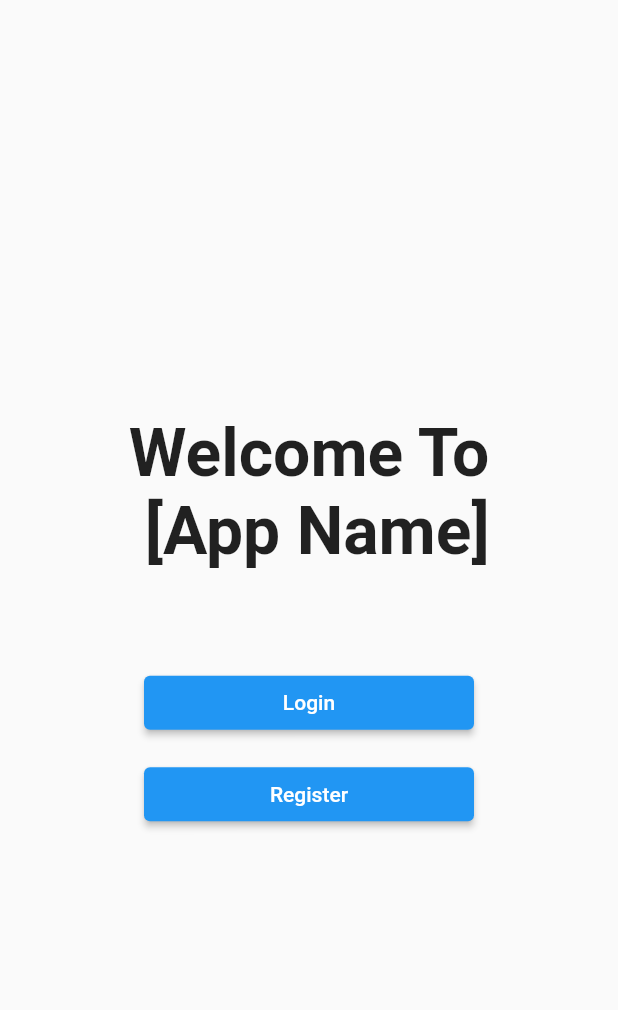
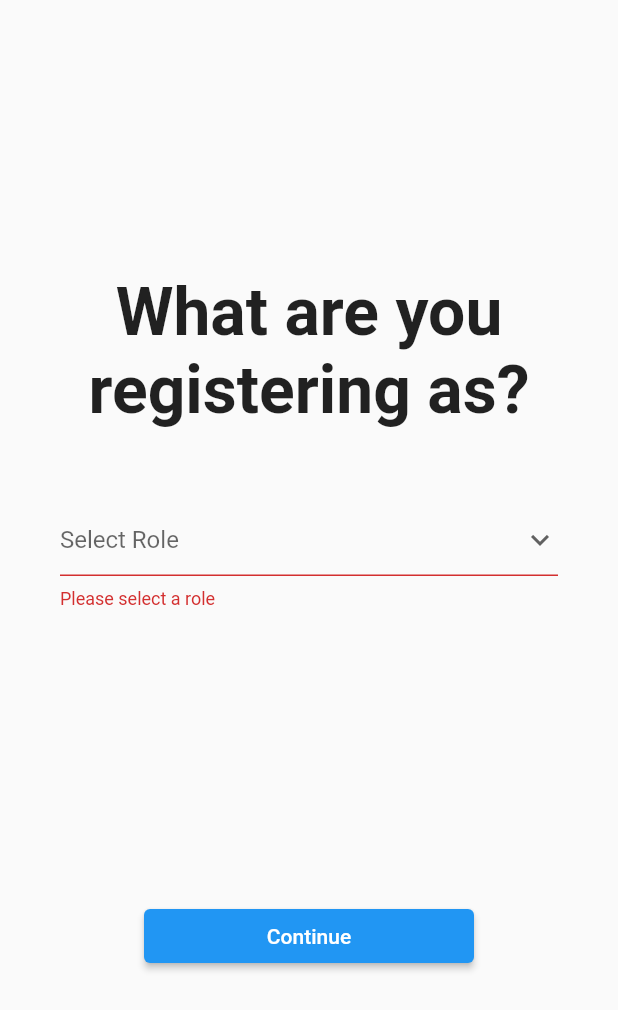
Before and after one commit to BantengSerem/skripsiii, a Flutter app: the screen it shows after launch, after a tap on "Register", on a phone screen of 412 x 824 dp. Shown: the top 1010 px of the screen. Run offline on Flutter 3.47's test engine with Material 2 defaults, Android fonts, the phone set to English and light mode, and no system bars; our stand-ins replace cloud_firestore, email_validator, firebase_auth, firebase_core, firebase_storage, get and 6 more; missing offline and left inert: dart:ffi; accounts and stored records are empty.

Commit message:
Register UI
Add register UI without validation and backend

```diff
--- a/lib/constants/route.dart
+++ b/lib/constants/route.dart
@@ -1,3 +1,5 @@
 const loginRoute = '/login/';
 const homeRoute = '/home/';
 const welcomeRoute = '/welcome/';
+const registerRoute = '/register/';
+const registerInfoRoute = '/register-info/';
--- a/lib/main.dart
+++ b/lib/main.dart
@@ -8,6 +8,8 @@ import 'package:skripsiii/constants/route.dart';
 import 'package:skripsiii/transition/slideFadeTransition.dart';
 import 'package:skripsiii/view/homePage.dart';
 import 'package:skripsiii/view/loginPage.dart';
+import 'package:skripsiii/view/registerPage.dart';
+import 'package:skripsiii/view/registerInfoMemberPage.dart';
 import 'package:skripsiii/view/welcomePage.dart';
 
 Future<void> main() async {
@@ -34,11 +36,13 @@ class MyApp extends StatelessWidget {
       theme: ThemeData(
         primarySwatch: Colors.blue,
       ),
-      initialRoute: getCurrentUser() != null ? homeRoute : welcomeRoute,
+      home: WelcomePage(),
+      // initialRoute: getCurrentUser() != null ? homeRoute : welcomeRoute,
       routes: {
         welcomeRoute: (context) => const WelcomePage(),
         loginRoute: (context) => const LoginPage(),
         homeRoute: (context) => HomePage(),
+        registerRoute: (context) => RegisterPage(),
       },
       initialBinding: HomeBinding(),
     );
--- a/lib/view/loginPage.dart
+++ b/lib/view/loginPage.dart
@@ -92,7 +92,6 @@ class _LoginPageState extends State<LoginPage> {
           FocusScope.of(context).unfocus();
         },
         child: Scaffold(
-          backgroundColor: Colors.red,
           body: Center(
             child: Obx(
               () {
@@ -223,7 +222,7 @@ class _LoginPageState extends State<LoginPage> {
                         },
                         icon: const Icon(Icons.abc_rounded),
                         label: const Text(
-                          'Sing in with Google',
+                          'Sign in with Google',
                           style: TextStyle(
                             color: Colors.black,
                           ),
--- /dev/null
+++ b/lib/view/registerPage.dart
@@ -0,0 +1,122 @@
+import 'package:flutter/material.dart';
+import 'package:flutter/src/widgets/framework.dart';
+import 'package:flutter/src/widgets/placeholder.dart';
+import 'package:get/get.dart';
+import 'package:loading_animation_widget/loading_animation_widget.dart';
+import 'package:skripsiii/controller/loginController.dart';
+import 'package:skripsiii/transition/slideFadeTransition.dart';
+import 'package:skripsiii/view/registerInfoMemberPage.dart';
+import 'package:skripsiii/view/registerInfoShopPage.dart';
+import 'dart:developer' as devtools show log;
+
+import 'package:skripsiii/widget/button36x220.dart';
+
+class RegisterPage extends StatefulWidget {
+  const RegisterPage({super.key});
+
+  @override
+  State<RegisterPage> createState() => _RegisterPageState();
+}
+
+class _RegisterPageState extends State<RegisterPage> {
+  final _formKey = GlobalKey<FormState>();
+  final LoginController loginController = Get.find<LoginController>();
+
+  final List<String> option = ['Member', 'Shop'];
+  String? dropDownValue;
+  String? role;
+  // String? dropDownValue;
+
+  // setOption() {
+  //   dropDownValue = option.first;
+  // }
+
+  @override
+  Widget build(BuildContext context) {
+    return SafeArea(
+      child: GestureDetector(
+        onTap: () {
+          FocusScope.of(context).unfocus();
+        },
+        child: Scaffold(
+          body: Center(
+            child: Form(
+              key: _formKey,
+              autovalidateMode: AutovalidateMode.always,
+              child: Padding(
+                padding: const EdgeInsets.symmetric(horizontal: 40.0),
+                child: Column(
+                  mainAxisAlignment: MainAxisAlignment.center,
+                  children: [
+                    const Text(
+                      'What are you registering as?',
+                      style: TextStyle(
+                        fontWeight: FontWeight.bold,
+                        fontSize: 44,
+                      ),
+                      textAlign: TextAlign.center,
+                    ),
+                    const SizedBox(
+                      height: 50,
+                    ),
+                    DropdownButtonFormField(
+                      decoration:
+                          const InputDecoration(hintText: 'Select Role'),
+                      value: dropDownValue,
+                      icon: const Icon(Icons.expand_more),
+                      elevation: 16,
+                      items:
+                          option.map<DropdownMenuItem<String>>((String value) {
+                        return DropdownMenuItem<String>(
+                          value: value,
+                          child: Text(value),
+                        );
+                      }).toList(),
+                      onChanged: (String? value) {
+                        // This is called when the user selects an item.
+                        setState(() {
+                          dropDownValue = value!;
+                        });
+                        devtools.log(value.toString());
+                      },
+                      onSaved: (newValue) => role = newValue,
+                      validator: (value) =>
+                          value != null ? null : 'Please select a role',
+                    ),
+                    SizedBox(
+                      height: 200,
+                    ),
+                    Button36x220(
+                      text: 'Continue',
+                      func: () {
+                        final form = _formKey.currentState;
+
+                        if (form!.validate()) {
+                          form.save();
+
+                          if (role == 'Member') {
+                            Navigator.of(context).push(
+                              SlideFadeTransition(
+                                child: const RegisterInfoMemberPage(),
+                              ),
+                            );
+                          } else {
+                            Navigator.of(context).push(
+                              SlideFadeTransition(
+                                child: const RegisterInfoShopPage(),
+                              ),
+                            );
+                          }
+                        }
+                      },
+                    )
+                  ],
+                ),
+              ),
+            ),
+          ),
+        ),
+      ),
+    );
+  }
+}
--- a/lib/view/welcomePage.dart
+++ b/lib/view/welcomePage.dart
@@ -4,6 +4,7 @@ import 'package:flutter/src/widgets/placeholder.dart';
 import 'package:skripsiii/constants/route.dart';
 import 'package:skripsiii/transition/slideFadeTransition.dart';
 import 'package:skripsiii/view/loginPage.dart';
+import 'package:skripsiii/view/registerPage.dart';
 import 'package:skripsiii/widget/button36x220.dart';
 
 class WelcomePage extends StatelessWidget {
@@ -43,10 +44,12 @@ class WelcomePage extends StatelessWidget {
             Button36x220(
               text: 'Register',
               func: () {
-                // Navigator.pushNamed(
-                //   context,
-                //   loginRoute,
-                // );
+                Navigator.push(
+                  context,
+                  SlideFadeTransition(
+                    child: const RegisterPage(),
+                  ),
+                );
               },
             ),
           ],
```
Also changed, not shown: lib/view/registerInfoMemberPage.dart (added, +274 -0 lines), lib/view/registerInfoShopPage.dart (added, +265 -0 lines), 1 other file.
